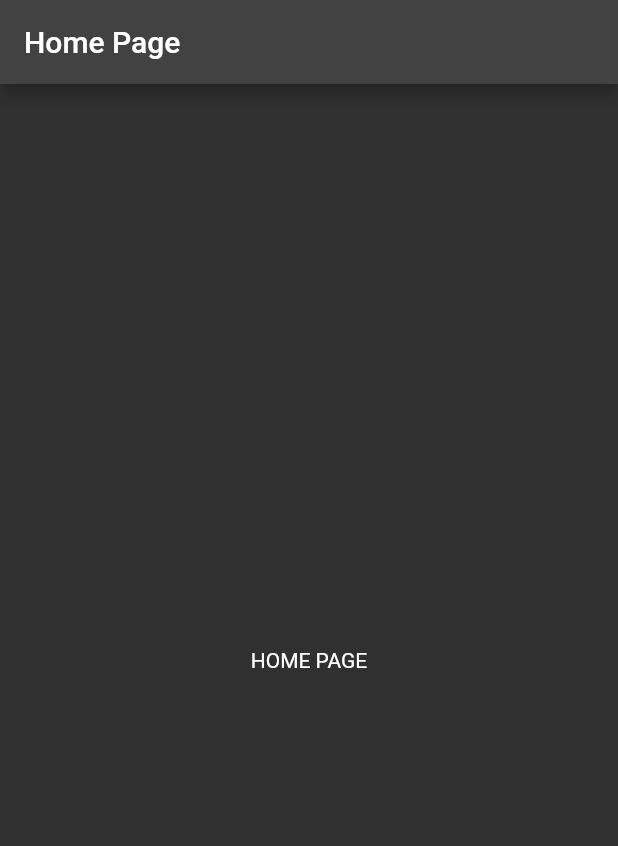
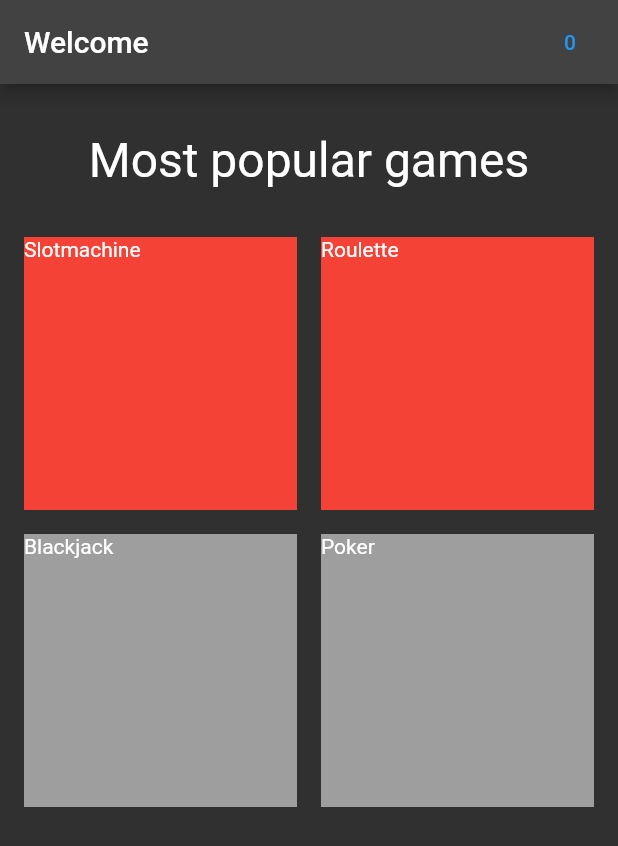
Before and after one commit to MathiasYde/casino_app, a Flutter app: the screen it shows once a user with an empty profile is signed in, on a phone screen of 412 x 824 dp. Shown: the top 846 px of the screen. Run offline on Flutter 3.47's test engine with Material 2 defaults, Android fonts, the phone set to English and light mode, and no system bars; our stand-ins replace cloud_firestore, firebase_auth, firebase_core, form_validator, freezed_annotation, hooks_riverpod; accounts and stored records are empty; generated files the repository leaves out were written again.

Commit message:
Implemented homepage

```diff
--- a/lib/pages/home_page.dart
+++ b/lib/pages/home_page.dart
@@ -1,18 +1,75 @@
 import 'package:flutter/material.dart';
+
 import 'package:hooks_riverpod/hooks_riverpod.dart';
+
+import 'package:casino_app/datamodels/user.dart';
+
+import 'package:casino_app/pages/blackjack_page.dart';
+import 'package:casino_app/pages/poker_page.dart';
+import 'package:casino_app/pages/roulette_page.dart';
+import 'package:casino_app/pages/slotmachine_page.dart';
 
 class HomePage extends ConsumerWidget {
   const HomePage({Key? key}) : super(key: key);
 
   @override
   Widget build(BuildContext context, WidgetRef ref) {
+    User user = ref.watch(userProvider).value!;
+
+    Widget buildGamePageEntry(String title, Widget page, Widget? thumbnail,
+        {bool enabled = true}) {
+      return InkWell(
+        onTap: () {
+          Navigator.push(
+            context,
+            MaterialPageRoute(
+              builder: (context) => page,
+            ),
+          );
+        },
+        child: thumbnail ??
+            Container(
+              color: enabled ? Colors.red : Colors.grey,
+              child: Text(title),
+            ),
+      );
+    }
 
     return Scaffold(
       appBar: AppBar(
-        title: const Text("Home Page"),
+        title: Text("Welcome ${user.username}"),
+        actions: [
+          TextButton(
+            onPressed: () {},
+            child: Text("${user.balance}"),
+          ),
+        ],
       ),
-      body: const Center(
-        child: Text("HOME PAGE"),
+      body: Column(
+        children: [
+          const Padding(padding: EdgeInsets.symmetric(vertical: 16.0)),
+          const Text("Most popular games", style: TextStyle(fontSize: 32.0)),
+          const Padding(padding: EdgeInsets.symmetric(vertical: 16.0)),
+          Padding(
+            padding: const EdgeInsets.symmetric(horizontal: 16.0),
+            child: GridView(
+              shrinkWrap: true,
+              gridDelegate: const SliverGridDelegateWithFixedCrossAxisCount(
+                  crossAxisCount: 2,
+                  crossAxisSpacing: 16.0,
+                  mainAxisSpacing: 16.0),
+              children: [
+                buildGamePageEntry(
+                    "Slotmachine", const SlotmachinePage(), null),
+                buildGamePageEntry("Roulette", const RoulettePage(), null),
+                buildGamePageEntry("Blackjack", const BlackjackPage(), null,
+                    enabled: false),
+                buildGamePageEntry("Poker", const PokerPage(), null,
+                    enabled: false),
+              ],
+            ),
+          ),
+        ],
       ),
     );
   }
```
